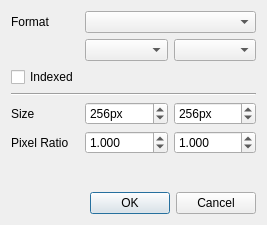
First picture: the form in newbufferdialog.ui, repository not-surt/GfxPaint, before the edit.
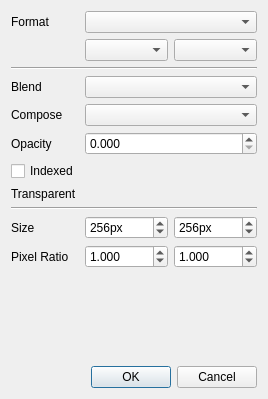
Second picture: the form after the edit.

The edit to the form file:
```diff
--- a/newbufferdialog.ui
+++ b/newbufferdialog.ui
@@ -6,8 +6,8 @@
    <rect>
     <x>0</x>
     <y>0</y>
-    <width>267</width>
-    <height>225</height>
+    <width>268</width>
+    <height>399</height>
    </rect>
   </property>
   <property name="sizePolicy">
@@ -19,8 +19,8 @@
   <property name="windowTitle">
    <string>New Buffer</string>
   </property>
-  <layout class="QGridLayout" name="gridLayout" rowstretch="0,0,0,0,0,0,0,0,0" columnstretch="0,0,0">
-   <item row="5" column="0">
+  <layout class="QGridLayout" name="gridLayout" rowstretch="0,0,0,0,0,0,0,0,0,0,0,0,0,0" columnstretch="0,0,0">
+   <item row="10" column="0">
     <widget class="QLabel" name="imageSizeLabel">
      <property name="sizePolicy">
       <sizepolicy hsizetype="Fixed" vsizetype="Preferred">
@@ -36,8 +36,91 @@
      </property>
     </widget>
    </item>
+   <item row="10" column="1">
+    <widget class="QSpinBox" name="imageWidthSpinBox">
+     <property name="toolTip">
+      <string>Image Width</string>
+     </property>
+     <property name="suffix">
+      <string>px</string>
+     </property>
+     <property name="minimum">
+      <number>16</number>
+     </property>
+     <property name="maximum">
+      <number>4096</number>
+     </property>
+     <property name="value">
+      <number>256</number>
+     </property>
+    </widget>
+   </item>
+   <item row="4" column="0">
+    <widget class="QLabel" name="blendModeLabel">
+     <property name="sizePolicy">
+      <sizepolicy hsizetype="Fixed" vsizetype="Preferred">
+       <horstretch>0</horstretch>
+       <verstretch>0</verstretch>
+      </sizepolicy>
+     </property>
+     <property name="text">
+      <string>Blend</string>
+     </property>
+     <property name="buddy">
+      <cstring>blendModeComboBox</cstring>
+     </property>
+    </widget>
+   </item>
+   <item row="3" column="0" colspan="3">
+    <widget class="Line" name="line_2">
+     <property name="orientation">
+      <enum>Qt::Horizontal</enum>
+     </property>
+    </widget>
+   </item>
+   <item row="10" column="2">
+    <widget class="QSpinBox" name="imageHeightSpinBox">
+     <property name="toolTip">
+      <string>Image Height</string>
+     </property>
+     <property name="suffix">
+      <string>px</string>
+     </property>
+     <property name="minimum">
+      <number>16</number>
+     </property>
+     <property name="maximum">
+      <number>4096</number>
+     </property>
+     <property name="value">
+      <number>256</number>
+     </property>
+    </widget>
+   </item>
+   <item row="11" column="0">
+    <widget class="QLabel" name="pixelRatioLabel">
+     <property name="sizePolicy">
+      <sizepolicy hsizetype="Fixed" vsizetype="Preferred">
+       <horstretch>0</horstretch>
+       <verstretch>0</verstretch>
+      </sizepolicy>
+     </property>
+     <property name="text">
+      <string>Pixel Ratio</string>
+     </property>
+     <property name="buddy">
+      <cstring>pixelWidthSpinBox</cstring>
+     </property>
+    </widget>
+   </item>
    <item row="1" column="0">
     <widget class="QLabel" name="formatLabel">
+     <property name="sizePolicy">
+      <sizepolicy hsizetype="Fixed" vsizetype="Preferred">
+       <horstretch>0</horstretch>
+       <verstretch>0</verstretch>
+      </sizepolicy>
+     </property>
      <property name="text">
       <string>Format</string>
      </property>
@@ -46,8 +129,27 @@
      </property>
     </widget>
    </item>
+   <item row="4" column="1" colspan="2">
+    <widget class="QComboBox" name="blendModeComboBox"/>
+   </item>
+   <item row="5" column="0">
+    <widget class="QLabel" name="composeModeLabel">
+     <property name="sizePolicy">
+      <sizepolicy hsizetype="Fixed" vsizetype="Preferred">
+       <horstretch>0</horstretch>
+       <verstretch>0</verstretch>
+      </sizepolicy>
+     </property>
+     <property name="text">
+      <string>Compose</string>
+     </property>
+     <property name="buddy">
+      <cstring>composeModeComboBox</cstring>
+     </property>
+    </widget>
+   </item>
    <item row="6" column="0">
-    <widget class="QLabel" name="pixelRatioLabel">
+    <widget class="QLabel" name="opacityLabel">
      <property name="sizePolicy">
       <sizepolicy hsizetype="Fixed" vsizetype="Preferred">
        <horstretch>0</horstretch>
@@ -55,68 +157,34 @@
       </sizepolicy>
      </property>
      <property name="text">
-      <string>Pixel Ratio</string>
-     </property>
-     <property name="buddy">
-      <cstring>pixelWidthSpinBox</cstring>
+      <string>Opacity</string>
      </property>
     </widget>
    </item>
-   <item row="3" column="0">
+   <item row="7" column="0">
     <widget class="QCheckBox" name="indexedCheckBox">
      <property name="text">
       <string>Indexed</string>
      </property>
     </widget>
    </item>
+   <item row="12" column="0" colspan="3">
+    <spacer name="verticalSpacer">
+     <property name="orientation">
+      <enum>Qt::Vertical</enum>
+     </property>
+     <property name="sizeHint" stdset="0">
+      <size>
+       <width>20</width>
+       <height>40</height>
+      </size>
+     </property>
+    </spacer>
+   </item>
    <item row="2" column="1">
     <widget class="QComboBox" name="componentSizeComboBox"/>
    </item>
-   <item row="2" column="2">
-    <widget class="QComboBox" name="componentCountComboBox"/>
-   </item>
-   <item row="1" column="1" colspan="2">
-    <widget class="QComboBox" name="componentTypeComboBox"/>
-   </item>
-   <item row="5" column="1">
-    <widget class="QSpinBox" name="imageWidthSpinBox">
-     <property name="toolTip">
-      <string>Image Width</string>
-     </property>
-     <property name="suffix">
-      <string>px</string>
-     </property>
-     <property name="minimum">
-      <number>16</number>
-     </property>
-     <property name="maximum">
-      <number>4096</number>
-     </property>
-     <property name="value">
-      <number>256</number>
-     </property>
-    </widget>
-   </item>
-   <item row="5" column="2">
-    <widget class="QSpinBox" name="imageHeightSpinBox">
-     <property name="toolTip">
-      <string>Image Height</string>
-     </property>
-     <property name="suffix">
-      <string>px</string>
-     </property>
-     <property name="minimum">
-      <number>16</number>
-     </property>
-     <property name="maximum">
-      <number>4096</number>
-     </property>
-     <property name="value">
-      <number>256</number>
-     </property>
-    </widget>
-   </item>
-   <item row="6" column="1">
+   <item row="11" column="1">
     <widget class="QDoubleSpinBox" name="pixelWidthSpinBox">
      <property name="toolTip">
       <string>Pixel Width</string>
@@ -138,7 +206,7 @@
      </property>
     </widget>
    </item>
-   <item row="6" column="2">
+   <item row="11" column="2">
     <widget class="QDoubleSpinBox" name="pixelHeightSpinBox">
      <property name="toolTip">
       <string>Pixel Height</string>
@@ -160,14 +228,30 @@
      </property>
     </widget>
    </item>
-   <item row="4" column="0" colspan="3">
+   <item row="6" column="1" colspan="2">
+    <widget class="QDoubleSpinBox" name="opacitySpinBox">
+     <property name="decimals">
+      <number>3</number>
+     </property>
+     <property name="maximum">
+      <double>1.000000000000000</double>
+     </property>
+     <property name="singleStep">
+      <double>0.125000000000000</double>
+     </property>
+    </widget>
+   </item>
+   <item row="5" column="1" colspan="2">
+    <widget class="QComboBox" name="composeModeComboBox"/>
+   </item>
+   <item row="9" column="0" colspan="3">
     <widget class="Line" name="line">
      <property name="orientation">
       <enum>Qt::Horizontal</enum>
      </property>
     </widget>
    </item>
-   <item row="8" column="0" colspan="3">
+   <item row="13" column="0" colspan="3">
     <widget class="QDialogButtonBox" name="buttonBox">
      <property name="orientation">
       <enum>Qt::Horizontal</enum>
@@ -177,18 +261,24 @@
      </property>
     </widget>
    </item>
-   <item row="7" column="0" colspan="3">
-    <spacer name="verticalSpacer">
-     <property name="orientation">
-      <enum>Qt::Vertical</enum>
+   <item row="2" column="2">
+    <widget class="QComboBox" name="componentCountComboBox"/>
+   </item>
+   <item row="1" column="1" colspan="2">
+    <widget class="QComboBox" name="componentTypeComboBox"/>
+   </item>
+   <item row="8" column="0">
+    <widget class="QLabel" name="transparentLabel">
+     <property name="sizePolicy">
+      <sizepolicy hsizetype="Fixed" vsizetype="Preferred">
+       <horstretch>0</horstretch>
+       <verstretch>0</verstretch>
+      </sizepolicy>
      </property>
-     <property name="sizeHint" stdset="0">
-      <size>
-       <width>20</width>
-       <height>40</height>
-      </size>
+     <property name="text">
+      <string>Transparent</string>
      </property>
-    </spacer>
+    </widget>
    </item>
   </layout>
  </widget>
```
Left out of the diff: 8 changed lines with no effect on the pictures.
